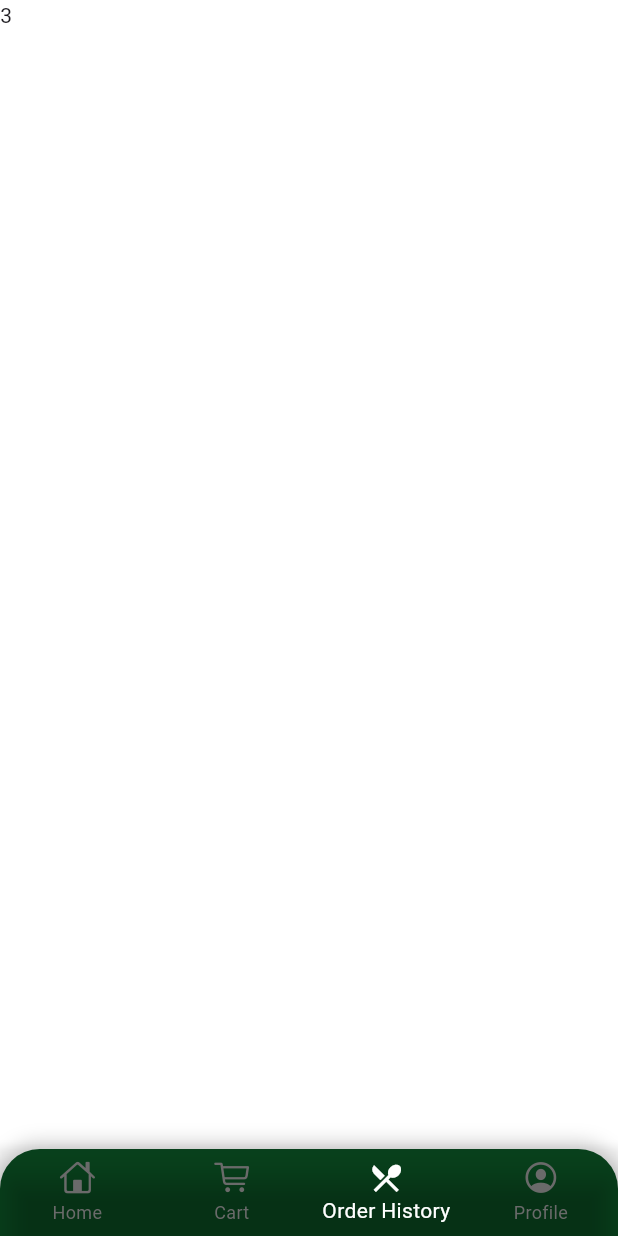
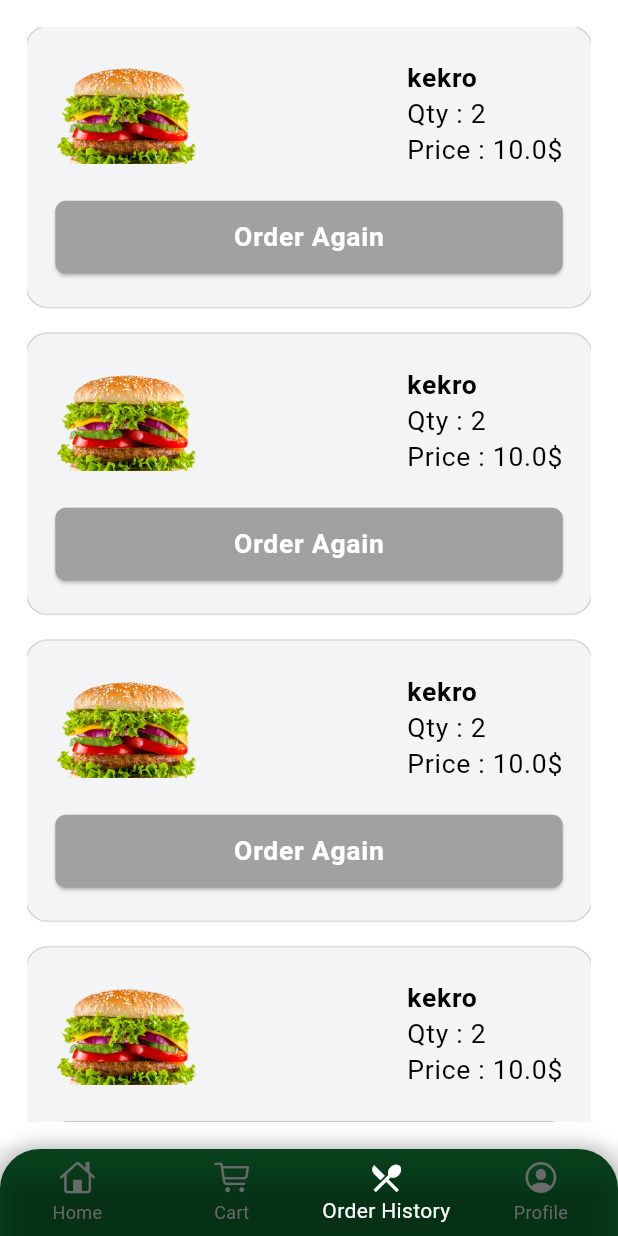
Before and after one commit to SWE-Keroles-Hany/hungry-app, a Flutter app: the screen it shows after launch, item 3 of the bottom bar chosen, on a phone screen of 412 x 824 dp. Run offline on Flutter 3.47's test engine with Material 3 defaults, Android fonts, the phone set to English and light mode, and no system bars; our stand-ins replace flutter_screenutil, flutter_svg; project files that could hold a hidden picture were left out.

Commit message:
order history ui

```diff
--- a/lib/core/routes/app_routes.dart
+++ b/lib/core/routes/app_routes.dart
@@ -1,7 +1,7 @@
 import 'package:flutter/material.dart';
 import 'package:hungry_app/features/auth/presentation/screens/login_screen.dart';
 import 'package:hungry_app/features/checkout/presentation/screens/checkout_screen.dart';
-import 'package:hungry_app/features/products/presentation/screens/product_details_screen.dart';
+import 'package:hungry_app/features/home/presentation/screens/product_details_screen.dart';
 import 'package:hungry_app/home_screen.dart';
 import 'package:hungry_app/splash_screen.dart';
 
--- a/lib/features/cart/presentation/widgets/cart_tab.dart
+++ b/lib/features/cart/presentation/widgets/cart_tab.dart
@@ -2,7 +2,7 @@ import 'package:flutter/material.dart';
 import 'package:flutter_screenutil/flutter_screenutil.dart';
 import 'package:hungry_app/features/cart/presentation/widgets/cart_item.dart';
 import 'package:hungry_app/features/checkout/presentation/screens/checkout_screen.dart';
-import 'package:hungry_app/features/products/presentation/widgets/total_price_with_action.dart';
+import 'package:hungry_app/features/home/presentation/widgets/total_price_with_action.dart';
 
 class CartTab extends StatelessWidget {
   const CartTab({super.key});
--- a/lib/features/checkout/presentation/screens/checkout_screen.dart
+++ b/lib/features/checkout/presentation/screens/checkout_screen.dart
@@ -8,7 +8,7 @@ import 'package:hungry_app/features/checkout/presentation/widgets/order_label_wi
 import 'package:hungry_app/features/checkout/presentation/widgets/order_time.dart';
 import 'package:hungry_app/features/checkout/presentation/widgets/order_total_with_price.dart';
 import 'package:hungry_app/features/checkout/presentation/widgets/visa_method.dart';
-import 'package:hungry_app/features/products/presentation/widgets/total_price_with_action.dart';
+import 'package:hungry_app/features/home/presentation/widgets/total_price_with_action.dart';
 
 class CheckoutScreen extends StatefulWidget {
   static const String routeName = "CheckoutScreen";
--- a/lib/features/products/presentation/widgets/product_list.dart
+++ b/lib/features/home/presentation/widgets/product_list.dart
@@ -1,7 +1,7 @@
 import 'package:flutter/material.dart';
 import 'package:flutter_screenutil/flutter_screenutil.dart';
-import 'package:hungry_app/features/products/presentation/screens/product_details_screen.dart';
-import 'package:hungry_app/features/products/presentation/widgets/product_item.dart';
+import 'package:hungry_app/features/home/presentation/screens/product_details_screen.dart';
+import 'package:hungry_app/features/home/presentation/widgets/product_item.dart';
 
 class ProductList extends StatelessWidget {
   const ProductList({super.key});
--- a/lib/features/products/presentation/widgets/product_tabs.dart
+++ b/lib/features/home/presentation/widgets/product_tabs.dart
@@ -1,6 +1,6 @@
 import 'package:flutter/material.dart';
 import 'package:hungry_app/core/theme/app_theme.dart';
-import 'package:hungry_app/features/products/presentation/widgets/tab_item.dart';
+import 'package:hungry_app/features/home/presentation/widgets/tab_item.dart';
 
 
 class ProductTabs extends StatefulWidget {
--- a/lib/features/products/presentation/widgets/total_price_with_action.dart
+++ b/lib/features/home/presentation/widgets/total_price_with_action.dart
@@ -1,7 +1,7 @@
 import 'package:flutter/material.dart';
 import 'package:hungry_app/core/theme/app_theme.dart';
 import 'package:hungry_app/features/auth/presentation/widgets/custom_button.dart';
-import 'package:hungry_app/features/products/presentation/widgets/total_price.dart';
+import 'package:hungry_app/features/home/presentation/widgets/total_price.dart';
 
 class TotalPriceWithAction extends StatelessWidget {
   const TotalPriceWithAction({
--- /dev/null
+++ b/lib/features/order_history/presentation/widgets/order_history_item.dart
@@ -0,0 +1,132 @@
+import 'package:flutter/material.dart';
+import 'package:flutter_screenutil/flutter_screenutil.dart';
+import 'package:hungry_app/core/theme/app_theme.dart';
+import 'package:hungry_app/features/auth/presentation/widgets/custom_button.dart';
+
+class OrderHistoryItem extends StatelessWidget {
+  const OrderHistoryItem({
+    super.key,
+    required this.imgURL,
+    required this.title,
+
+    required this.quantity,
+    required this.price,
+    required this.onPressed,
+  });
+  final String imgURL;
+  final String title;
+  final int quantity;
+  final double price;
+  final Function()? onPressed;
+
+  @override
+  Widget build(BuildContext context) {
+    final TextTheme textTheme = Theme.of(context).textTheme;
+    return Container(
+      decoration: BoxDecoration(
+        color: AppTheme.lightGray,
+        // color: Colors.teal,
+        boxShadow: [
+          // Top
+          BoxShadow(
+            color: Colors.black12, // أو Colors.grey.withOpacity(0.15)
+            blurRadius: 0,
+            spreadRadius: 0,
+            offset: Offset(0, -1),
+          ),
+          // Bottom
+          BoxShadow(
+            color: Colors.black12,
+            blurRadius: 0,
+            spreadRadius: 0,
+            offset: Offset(0, 1),
+          ),
+          // Left
+          BoxShadow(
+            color: Colors.black12,
+            blurRadius: 0,
+            spreadRadius: 0,
+            offset: Offset(-1, 0),
+          ),
+          // Right
+          BoxShadow(
+            color: Colors.black12,
+            blurRadius: 0,
+            spreadRadius: 0,
+            offset: Offset(1, 0),
+          ),
+        ],
+        borderRadius: BorderRadius.circular(16.r),
+      ),
+      padding: EdgeInsets.symmetric(vertical: 25.h, horizontal: 20.w),
+      child: Column(
+        crossAxisAlignment: CrossAxisAlignment.stretch,
+        children: [
+          Row(
+            mainAxisAlignment: MainAxisAlignment.spaceBetween,
+            children: [
+              Image.asset(imgURL, width: 100.w),
+
+              Column(
+                crossAxisAlignment: CrossAxisAlignment.start,
+                children: [
+                  Text(
+                    title,
+                    style: textTheme.labelMedium!.copyWith(
+                      color: AppTheme.black,
+                      fontWeight: FontWeight.bold,
+                    ),
+                  ),
+                  Row(
+                    children: [
+                      Text(
+                        "Qty : ",
+                        style: textTheme.labelMedium!.copyWith(
+                          color: AppTheme.black,
+                          fontWeight: FontWeight.normal,
+                        ),
+                      ),
+                      Text(
+                        "$quantity",
+                        style: textTheme.labelMedium!.copyWith(
+                          color: AppTheme.black,
+                          fontWeight: FontWeight.normal,
+                        ),
+                      ),
+                    ],
+                  ),
+                  Row(
+                    children: [
+                      Text(
+                        "Price : ",
+                        style: textTheme.labelMedium!.copyWith(
+                          color: AppTheme.black,
+                          fontWeight: FontWeight.normal,
+                        ),
+                      ),
+                      Text(
+                        "$price\$",
+                        style: textTheme.labelMedium!.copyWith(
+                          color: AppTheme.black,
+                          fontWeight: FontWeight.normal,
+                        ),
+                      ),
+                    ],
+                  ),
+                ],
+              ),
+            ],
+          ),
+          SizedBox(height: 25.h),
+          CustomButton(
+            onPressed: onPressed,
+            title: "Order Again",
+            titleColor: AppTheme.white,
+            bgColor: const Color.fromARGB(255, 161, 161, 161),
+            width: double.infinity,
+          ),
+        ],
+      ),
+    );
+  }
+}
--- /dev/null
+++ b/lib/features/order_history/presentation/widgets/order_history_tab.dart
@@ -0,0 +1,24 @@
+import 'package:flutter/material.dart';
+import 'package:flutter_screenutil/flutter_screenutil.dart';
+import 'package:hungry_app/features/order_history/presentation/widgets/order_history_item.dart';
+
+class OrderHistoryTab extends StatelessWidget {
+  const OrderHistoryTab({super.key});
+  @override
+  Widget build(BuildContext context) {
+    return Container(
+      padding: EdgeInsets.all(20.r),
+      child: ListView.separated(
+        itemBuilder: (_, index) => OrderHistoryItem(
+          imgURL: "assets/images/image.png",
+          onPressed: () {},
+          price: 10,
+          quantity: 2,
+          title: "kekro",
+        ),
+        separatorBuilder: (_, _) => SizedBox(height: 20.h),
+        itemCount: 10,
+      ),
+    );
+  }
+}
--- a/lib/home_screen.dart
+++ b/lib/home_screen.dart
@@ -3,7 +3,8 @@ import 'package:flutter/material.dart';
 import 'package:flutter_screenutil/flutter_screenutil.dart';
 import 'package:hungry_app/core/theme/app_theme.dart';
 import 'package:hungry_app/features/cart/presentation/widgets/cart_tab.dart';
-import 'package:hungry_app/features/products/presentation/widgets/home_tab.dart';
+import 'package:hungry_app/features/home/presentation/widgets/home_tab.dart';
+import 'package:hungry_app/features/order_history/presentation/widgets/order_history_tab.dart';
 import 'package:hungry_app/features/profile/presentation/screens/profile_tab.dart';
 
 class HomeScreen extends StatefulWidget {
@@ -18,7 +19,12 @@ class HomeScreen extends StatefulWidget {
 class _HomeScreenState extends State<HomeScreen> {
   int selectedTab = 0;
 
-  final List<Widget> tabs = [HomeTab(), CartTab(), Text("3"), ProfileTab()];
+  final List<Widget> tabs = [
+    HomeTab(),
+    CartTab(),
+    OrderHistoryTab(),
+    ProfileTab(),
+  ];
 
   @override
   Widget build(BuildContext context) {
```
Also changed, not shown: lib/features/home/presentation/screens/product_details_screen.dart (renamed from lib/features/products/presentation/screens/product_details_screen.dart, +4 -4 lines), lib/features/home/presentation/widgets/home_tab.dart (renamed from lib/features/products/presentation/widgets/home_tab.dart, +5 -5 lines), lib/features/home/presentation/widgets/custom_slider.dart (renamed from lib/features/products/presentation/widgets/custom_slider.dart), lib/features/home/presentation/widgets/home_header.dart (renamed from lib/features/products/presentation/widgets/home_header.dart), lib/features/home/presentation/widgets/product_item.dart (renamed from lib/features/products/presentation/widgets/product_item.dart), lib/features/home/presentation/widgets/search_text_form.dart (renamed from lib/features/products/presentation/widgets/search_text_form.dart), lib/features/home/presentation/widgets/side_option_item.dart (renamed from lib/features/products/presentation/widgets/side_option_item.dart), lib/features/home/presentation/widgets/side_options_title.dart (renamed from lib/features/products/presentation/widgets/side_options_title.dart), lib/features/home/presentation/widgets/tab_item.dart (renamed from lib/features/products/presentation/widgets/tab_item.dart), lib/features/home/presentation/widgets/total_price.dart (renamed from lib/features/products/presentation/widgets/total_price.dart), lib/features/home/presentation/widgets/welcome_message.dart (renamed from lib/features/products/presentation/widgets/welcome_message.dart).
